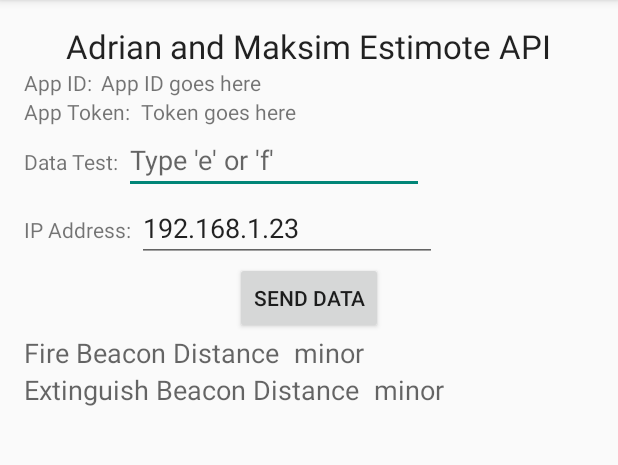
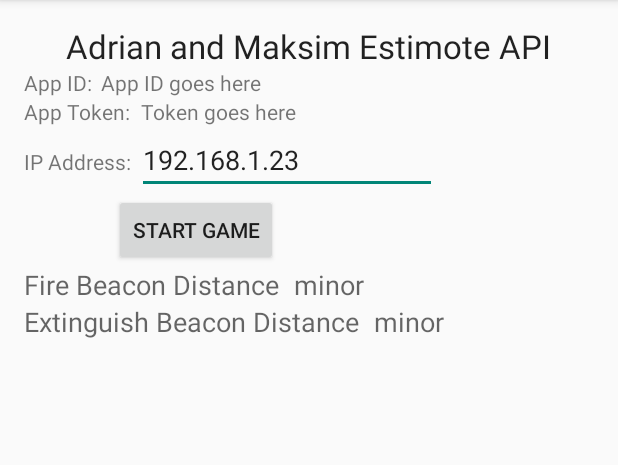
Before and after one commit to adriantodorov/EstimoteToUnityAPI, an Android app: the screen it shows after launch (MainActivity), on a phone screen of 412 x 824 dp, the part 84-549 px from its top. Run offline under Robolectric (Android 15) with nearby library versions, the phone set to English and light mode, and no system bars; libraries missing offline, so code that uses them is left out: com.estimote.sdk; 15 statements that could not run were skipped.

Commit message:
Implemented Start Game and Stop Game Logic for Estimote Thread tasks.

```diff
--- a/app/src/main/java/adriantodorov/estimotetounityapi/MainActivity.java
+++ b/app/src/main/java/adriantodorov/estimotetounityapi/MainActivity.java
@@ -20,12 +20,10 @@ import com.estimote.sdk.MacAddress;
 import com.estimote.sdk.Region;
 import com.estimote.sdk.Utils;
 
-import java.io.DataInputStream;
 import java.io.DataOutputStream;
 import java.io.IOException;
 import java.io.OutputStream;
 import java.net.Socket;
-import java.net.UnknownHostException;
 import java.util.ArrayList;
 import java.util.List;
 import java.util.UUID;
@@ -50,6 +48,11 @@ public class MainActivity extends AppCompatActivity {
     EditText sendDataEditText;
     EditText ipAddressEditText;
 
+    boolean isOnFire = false;
+    boolean isExtinguished = false;
+
+    boolean isActivated = false;
+
     ProgressDialog pDialog;
 
     Socket client = null;
@@ -57,7 +60,8 @@ public class MainActivity extends AppCompatActivity {
     String ipAddressString;
     Byte dataByte;
 
-    Button sendData;
+    Button activateButton;
+    Button disableButton;
 
     int port = 15000;
 
@@ -87,7 +91,12 @@ public class MainActivity extends AppCompatActivity {
         // set TextViews
         appId = (TextView) findViewById(R.id.appIdString);
         appToken = (TextView) findViewById(R.id.appTokenString);
-        sendData = (Button) findViewById(R.id.sendDataButton);
+
+        activateButton = (Button) findViewById(R.id.activateButton);
+        disableButton = (Button) findViewById(R.id.disactivateButton);
+
+        disableButton.setVisibility(View.INVISIBLE);
+
         sendDataEditText = (EditText) findViewById(R.id.sendDataEditText);
         ipAddressEditText = (EditText) findViewById(R.id.ipEditText);
 
@@ -122,8 +131,7 @@ public class MainActivity extends AppCompatActivity {
                 runOnUiThread(new Runnable() {
                     @Override
                     public void run() {
-                        for (Beacon rangedBeacon : rangedBeacons)
-                        {
+                        for (Beacon rangedBeacon : rangedBeacons) {
                             updateDistanceView(rangedBeacon);
                         }
 
@@ -137,20 +145,41 @@ public class MainActivity extends AppCompatActivity {
         appId.setText(EstimoteSDK.getAppId());
         appToken.setText(EstimoteSDK.getAppToken());
 
-        sendData.setOnClickListener(new View.OnClickListener() {
+
+        activateButton.setOnClickListener(new View.OnClickListener() {
             @Override
             public void onClick(View v) {
 
                 ipAddressString = ipAddressEditText.getText().toString();
-                if (sendDataEditText.getText().toString().getBytes().length >= 1) {
-                    dataByte = sendDataEditText.getText().toString().getBytes()[0];
-                    new sendDataUnity().execute();
-                } else {
-                    Toast.makeText(getApplicationContext(), "No data entered.", Toast.LENGTH_SHORT).show();
+
+                if (ipAddressEditText.getText().toString().isEmpty())
+                {
+                    Toast.makeText(getApplicationContext(), "No entered information for IP address.",
+                            Toast.LENGTH_SHORT).show();
+                }
+                else
+                {
+                    isActivated = true;
+                    activateButton.setVisibility(View.INVISIBLE);
+                    disableButton.setVisibility(View.VISIBLE);
                 }
 
             }
         });
+
+        disableButton.setOnClickListener(new View.OnClickListener() {
+            @Override
+            public void onClick(View v)
+            {
+
+                isActivated = false;
+
+                activateButton.setVisibility(View.VISIBLE);
+                disableButton.setVisibility(View.INVISIBLE);
+
+                }
+        });
+
 
 
     }
@@ -158,21 +187,51 @@ public class MainActivity extends AppCompatActivity {
     private void updateDistanceView(Beacon foundBeacon) {
 
         // fireBeacon
-
         if (foundBeacon.getMajor() == fireBeacon.getMajor()
                 && foundBeacon.getMinor() == fireBeacon.getMinor())
         {
-            fireTextView.setText(String.valueOf(computeDotPosY(foundBeacon)) + " m.");
+            double fireDistance =  computeDotPosY(foundBeacon);
+            fireTextView.setText(String.valueOf(fireDistance) + " m.");
             fireMinor.setText(String.valueOf(foundBeacon.getMinor()));
+
+            // do the logic stuff
+            if (fireDistance < 0.50)
+            {
+                isOnFire = true;
+                if (isActivated)
+                {
+                    new sendDataUnity().execute();
+                }
+            }
+            else
+            {
+                isOnFire = false;
+            }
+
         }
 
         // extunguishBeacon
-
         if (foundBeacon.getMajor() == extinguishBeacon.getMajor()
                 && foundBeacon.getMinor() == extinguishBeacon.getMinor())
         {
-            extinguishTextView.setText(String.valueOf(computeDotPosY(foundBeacon)) + " m.");
+            double extinguishDistance = computeDotPosY(foundBeacon);
+            extinguishTextView.setText(String.valueOf(extinguishDistance) + " m.");
             extMinor.setText(String.valueOf(foundBeacon.getMinor()));
+
+            // do the logic stuff
+            if (extinguishDistance < 0.50)
+            {
+                isExtinguished = true;
+                if (isActivated)
+                {
+                    new sendDataUnity().execute();
+                }
+            }
+            else
+            {
+                isExtinguished = false;
+            }
+
         }
 
     }
@@ -201,19 +260,27 @@ public class MainActivity extends AppCompatActivity {
         protected String doInBackground(String... args) {
 
             try {
-                Log.d("sendData", "Connecting to " + ipAddressString +
+                Log.d("activateButton", "Connecting to " + ipAddressString +
                         " on port " + port);
                 if (client == null) {
                     client = new Socket(ipAddressString, port);
                 }
-                Log.d("sendData", "Just connected to "
+                Log.d("activateButton", "Just connected to "
                         + client.getRemoteSocketAddress());
                 OutputStream outToServer = client.getOutputStream();
                 DataOutputStream out = new DataOutputStream(outToServer);
+                if (isOnFire)
+                {
+                    dataByte = 102;
+                }
+                else if (isExtinguished)
+                {
+                    dataByte = 101;
+                }
                 out.write(dataByte);
                 client.close();
             } catch (IOException e) {
-                Log.d("sendData", e.getStackTrace().toString());
+                Log.d("activateButton", e.getStackTrace().toString());
             }
 
             return null;
--- a/app/src/main/res/layout/activity_main.xml
+++ b/app/src/main/res/layout/activity_main.xml
@@ -60,7 +60,8 @@
     <LinearLayout
         android:orientation="horizontal"
         android:layout_width="wrap_content"
-        android:layout_height="wrap_content" >
+        android:layout_height="wrap_content"
+        android:visibility="gone">
 
         <TextView
             android:layout_width="wrap_content"
@@ -94,16 +95,30 @@
             android:layout_width="200dp"
             android:layout_height="wrap_content"
             android:id="@+id/ipEditText"
-            android:inputType="number"
+            android:inputType="numberDecimal"
             android:text="192.168.1.23" />
     </LinearLayout>
 
-    <Button
-        android:layout_width="wrap_content"
+    <LinearLayout
+        android:orientation="horizontal"
+        android:layout_width="match_parent"
         android:layout_height="wrap_content"
-        android:text="Send Data"
-        android:id="@+id/sendDataButton"
-        android:layout_gravity="center_horizontal" />
+        android:layout_gravity="center"
+        android:layout_marginLeft="40dp">
+
+        <Button
+            android:layout_width="wrap_content"
+            android:layout_height="wrap_content"
+            android:text="Start Game"
+            android:id="@+id/activateButton"
+            android:layout_gravity="center_horizontal" />
+
+        <Button
+            android:layout_width="wrap_content"
+            android:layout_height="wrap_content"
+            android:text="Stop GAME"
+            android:id="@+id/disactivateButton" />
+    </LinearLayout>
 
     <LinearLayout
         android:orientation="horizontal"
```
